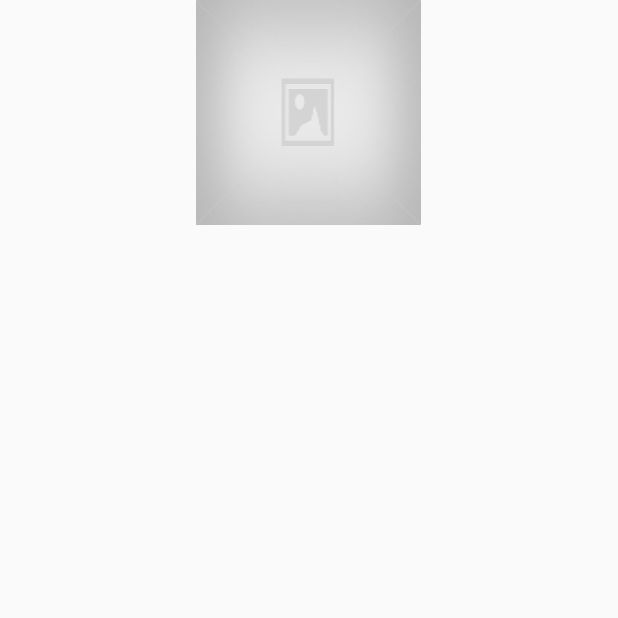
After one commit to dsreliete/ZapPropertiesList, an Android app: the fragment PhotoFragment shown on its own in the app's theme, on a phone screen of 412 x 824 dp, the top half of it. The commit adds this screen. Run offline under Robolectric (Android 15) with nearby library versions, the phone set to English and light mode, and no system bars; our stand-ins replace ButterKnife, Picasso; pictures from the network do not load; 1 statement that could not run was skipped.

Commit message:
added photos viewpager on PropertyDetailActivity

```diff
--- /dev/null
+++ b/app/src/main/java/com/challenge/zap/zappropertieslist/propertyDetail/PhotoFragment.java
@@ -0,0 +1,50 @@
+package com.challenge.zap.zappropertieslist.propertyDetail;
+
+import android.os.Bundle;
+import android.support.v4.app.Fragment;
+import android.view.LayoutInflater;
+import android.view.View;
+import android.view.ViewGroup;
+import android.widget.ImageView;
+
+import com.challenge.zap.zappropertieslist.R;
+import com.squareup.picasso.Picasso;
+
+import butterknife.BindView;
+import butterknife.ButterKnife;
+
+/**
+ * Created by eliete on 9/5/16.
+ */
+public class PhotoFragment extends Fragment {
+
+    @BindView(R.id.fragment_photo)
+    ImageView photoFrag;
+    private String url;
+
+
+    public static PhotoFragment newInstance(String url){
+        Bundle bundle = new Bundle();
+        bundle.putString(PropertyDetailActivity.EXTRA_URL, url);
+        PhotoFragment dialog = new PhotoFragment();
+        dialog.setArguments(bundle);
+        return dialog;
+    }
+
+    @Override
+    public View onCreateView(LayoutInflater inflater, ViewGroup container,
+                             Bundle savedInstanceState) {
+        ViewGroup rootView = (ViewGroup) inflater.inflate(R.layout.fragment_photo, container, false);
+        ButterKnife.bind(this, rootView);
+        url = getArguments().getString(PropertyDetailActivity.EXTRA_URL);
+
+        Picasso.with(getActivity())
+                .load(url)
+                .placeholder(R.drawable.default_placeholder)
+                .into(photoFrag);
+
+        return rootView;
+    }
+
+
+}
--- a/app/src/main/java/com/challenge/zap/zappropertieslist/propertyDetail/PropertyDetailContract.java
+++ b/app/src/main/java/com/challenge/zap/zappropertieslist/propertyDetail/PropertyDetailContract.java
@@ -44,6 +44,8 @@ public class PropertyDetailContract {
         void showInformation(String information);
 
         void showSale(String offer);
+
+        void showPhotos(List<String> list);
     }
 
     interface UserActionListener{
--- a/app/src/main/java/com/challenge/zap/zappropertieslist/propertyDetail/PropertyDetailPresenter.java
+++ b/app/src/main/java/com/challenge/zap/zappropertieslist/propertyDetail/PropertyDetailPresenter.java
@@ -86,6 +86,10 @@ public class PropertyDetailPresenter implements PropertyDetailContract.UserActio
                 propertyContract.showSale(property.getOffer());
             }
 
+            if (property.getPhotosList() != null){
+                propertyContract.showPhotos(property.getPhotosList());
+            }
+
         }else{
             propertyContract.showDetailContainer(false);
             propertyContract.showNoDetail();
--- /dev/null
+++ b/app/src/main/res/layout/fragment_photo.xml
@@ -0,0 +1,13 @@
+<?xml version="1.0" encoding="utf-8"?>
+<ScrollView xmlns:android="http://schemas.android.com/apk/res/android"
+    android:id="@+id/content"
+    android:layout_width="match_parent"
+    android:layout_height="match_parent" >
+
+   <ImageView
+       android:id="@+id/fragment_photo"
+       android:layout_width="150dp"
+       android:layout_height="150dp"
+       android:layout_gravity="center_horizontal"
+       android:scaleType="fitXY"/>
+</ScrollView>
--- a/app/src/main/res/values/strings.xml
+++ b/app/src/main/res/values/strings.xml
@@ -29,6 +29,7 @@
     <string name="advertisement_title">Anunciante</string>
     <string name="sale_title">Oferta</string>
     <string name="date_title">Data da última Atualização</string>
+    <string name="photo_title">Fotos</string>
 
 
 
```
Also changed, not shown: app/src/main/java/com/challenge/zap/zappropertieslist/data/model/PropertyDetail.java (+7 -0 lines), app/src/main/java/com/challenge/zap/zappropertieslist/propertyDetail/PhotoAdapter.java (added, +31 -0 lines), app/src/main/java/com/challenge/zap/zappropertieslist/propertyDetail/PropertyDetailActivity.java (+20 -0 lines), app/src/main/res/layout/activity_detail.xml (+33 -1 lines), app/src/main/res/drawable-hdpi/ic_photo.png (added), app/src/main/res/drawable-mdpi/ic_photo.png (added), app/src/main/res/drawable-xhdpi/ic_photo.png (added), app/src/main/res/drawable-xxhdpi/ic_photo.png (added), app/src/main/res/drawable-xxxhdpi/ic_photo.png (added).
